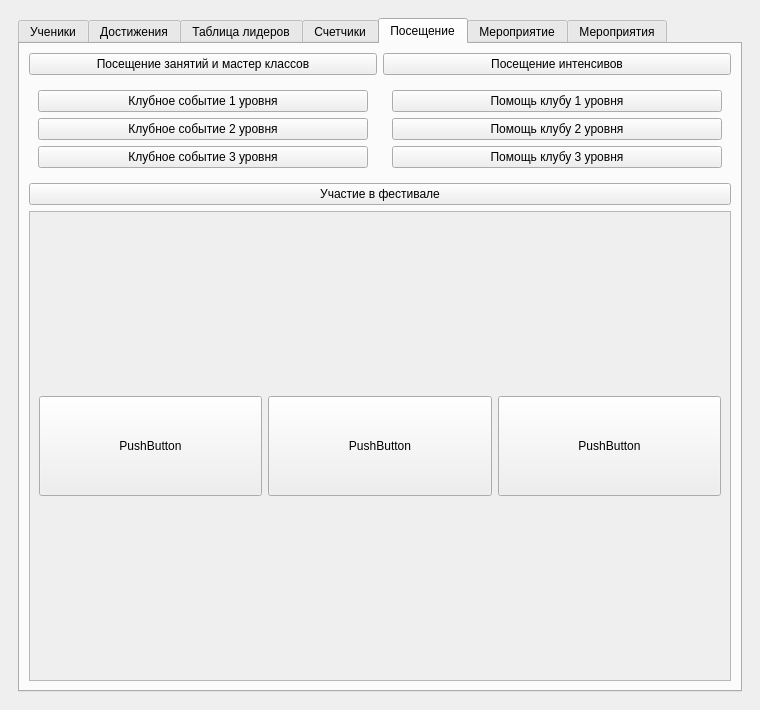
Before: the Qt Designer form main_ui_proba.ui in Dimarom4/SmartQube, drawn with Qt 5.
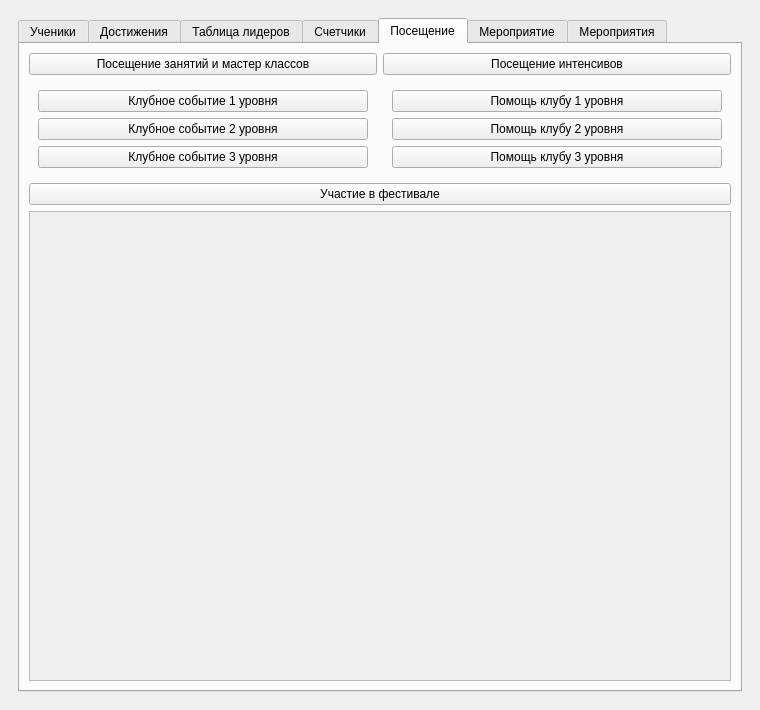
After: the same form once the commit is applied. Icons and pictures are not drawn.

Patch:
```diff
--- a/main_ui_proba.ui
+++ b/main_ui_proba.ui
@@ -1055,65 +1055,7 @@
                  <height>465</height>
                 </rect>
                </property>
-               <layout class="QGridLayout" name="gridLayout_12">
-                <item row="0" column="0">
-                 <widget class="QPushButton" name="pushButton_6">
-                  <property name="sizePolicy">
-                   <sizepolicy hsizetype="Minimum" vsizetype="Fixed">
-                    <horstretch>0</horstretch>
-                    <verstretch>0</verstretch>
-                   </sizepolicy>
-                  </property>
-                  <property name="minimumSize">
-                   <size>
-                    <width>100</width>
-                    <height>100</height>
-                   </size>
-                  </property>
-                  <property name="text">
-                   <string>PushButton</string>
-                  </property>
-                 </widget>
-                </item>
-                <item row="0" column="1">
-                 <widget class="QPushButton" name="pushButton_7">
-                  <property name="sizePolicy">
-                   <sizepolicy hsizetype="Minimum" vsizetype="Fixed">
-                    <horstretch>0</horstretch>
-                    <verstretch>0</verstretch>
-                   </sizepolicy>
-                  </property>
-                  <property name="minimumSize">
-                   <size>
-                    <width>0</width>
-                    <height>100</height>
-                   </size>
-                  </property>
-                  <property name="text">
-                   <string>PushButton</string>
-                  </property>
-                 </widget>
-                </item>
-                <item row="0" column="2">
-                 <widget class="QPushButton" name="pushButton_8">
-                  <property name="sizePolicy">
-                   <sizepolicy hsizetype="Minimum" vsizetype="Fixed">
-                    <horstretch>0</horstretch>
-                    <verstretch>0</verstretch>
-                   </sizepolicy>
-                  </property>
-                  <property name="minimumSize">
-                   <size>
-                    <width>0</width>
-                    <height>100</height>
-                   </size>
-                  </property>
-                  <property name="text">
-                   <string>PushButton</string>
-                  </property>
-                 </widget>
-                </item>
-               </layout>
+               <layout class="QGridLayout" name="gridLayout_12"/>
               </widget>
              </widget>
             </item>
```
Left out of the diff: 40 changed lines with no effect on the pictures.
